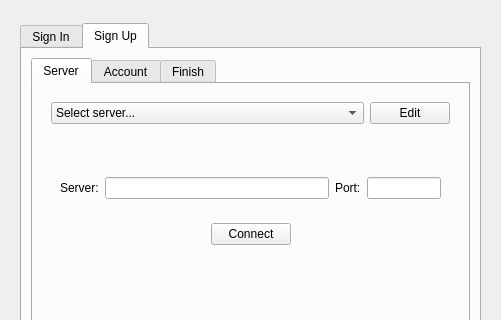
Old version of the form E2EEIM-Desktop/signin.ui in the repository E2EEIM/E2EEIM; both pictures show x 0 to 501 and y 0 to 320 of the 501 by 495 pixel window.
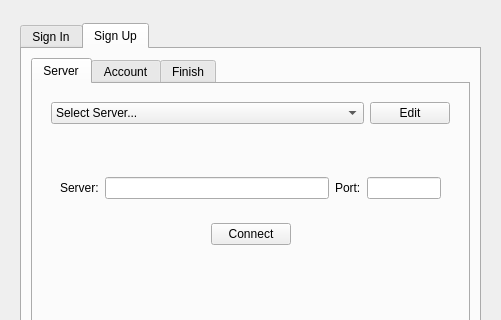
New version of the form. Icons and pictures are not drawn.

Commit message: Create DISCONNECT Button for SignIn window

```diff
--- a/E2EEIM-Desktop/signin.ui
+++ b/E2EEIM-Desktop/signin.ui
@@ -390,7 +390,7 @@
                    </property>
                    <item>
                     <property name="text">
-                     <string>Select server...</string>
+                     <string>Select Server...</string>
                     </property>
                    </item>
                    <item>
```
Left out of the diff: 2 changed lines with no effect on the pictures. The commit also changes 5 other files.
